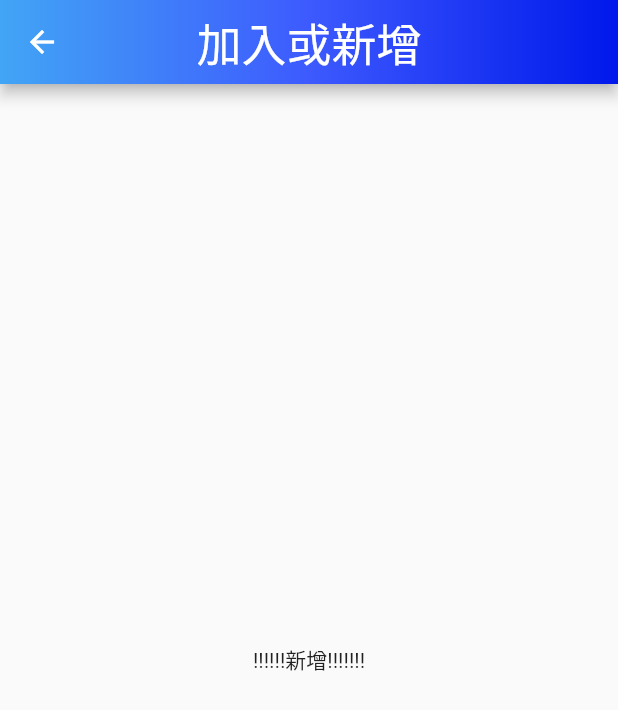
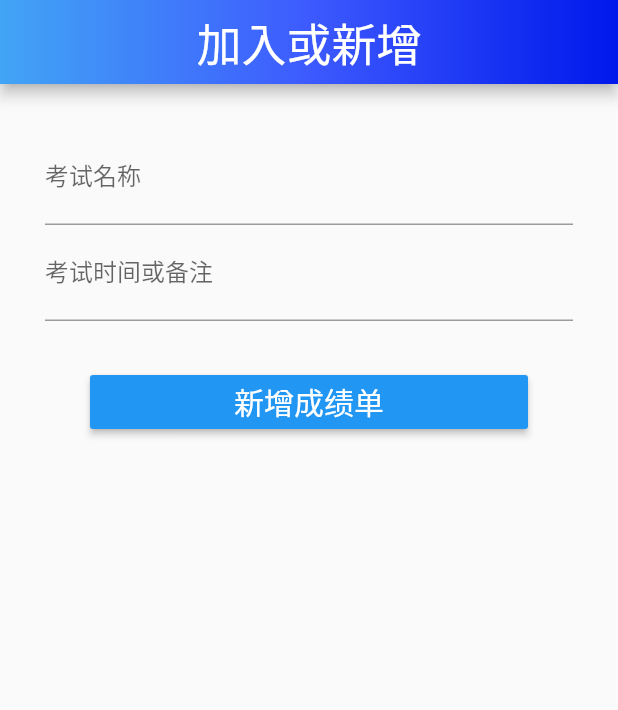
Before and after one commit to wenxuan1/score_analyse, a Flutter app: the Add screen opened directly, on a phone screen of 412 x 824 dp. Shown: the top 710 px of the screen. Run offline on Flutter 3.47's test engine with Material 2 defaults, Android fonts, the phone set to English and light mode, and no system bars; our stand-ins replace dio, event_bus, shared_preferences; accounts and stored records are empty.

Commit message:
成绩分析小app

```diff
--- a/lib/components/userDrawer/UserDrawer.dart
+++ b/lib/components/userDrawer/UserDrawer.dart
@@ -70,7 +70,7 @@ class UserInformation extends StatelessWidget {
                     _userName,
                     style: TextStyle(fontSize: 23)
                   ),
-                  accountEmail: Row(
+                  accountEmail: this._identify == "teacher" ? Row(
                     children: [
                       Icon(
                         Icons.camera,
@@ -84,7 +84,7 @@ class UserInformation extends StatelessWidget {
                         ),
                       )
                     ],
-                  ),
+                  ) : null,
                   decoration: BoxDecoration(
                     image: DecorationImage(
                       fit: BoxFit.cover,
--- /dev/null
+++ b/lib/data/Data.dart
@@ -0,0 +1,60 @@
+import 'package:event_bus/event_bus.dart';
+
+EventBus eventBus = EventBus();
+
+class ScoreList {
+  List list = [
+    {
+      'id': 0,
+      'name': "开学考试",
+      'time': "2020年 6月13日"
+    },
+    {
+      'id': 1,
+      'name': "第一次摸底考试",
+      'time': "2020年 7月1日"
+    },
+    {
+      'id': 2,
+      'name': "第二次考试",
+      'time': "2021年 7月23日"
+    },
+    {
+      'id': 3,
+      'name': "第三次考试",
+      'time': "2023年 9月23日"
+    },
+    {
+      'id': 4,
+      'name': "第四次摸底考试",
+      'time': "2020年 7月13日"
+    },
+    {
+      'id': 5,
+      'name': "第五次期中考试",
+      'time': "2021年 1月23日"
+    },
+    {
+      'id': 6,
+      'name': "第六次期中考试",
+      'time': "2021年 9月23日"
+    },
+    {
+      'id': 7,
+      'name': "第七次摸底考试",
+      'time': "2021年 7月1日"
+    },
+    {
+      'id': 8,
+      'name': "期末考试",
+      'time': "2021年 7月23日"
+    },
+    {
+      'id': 9,
+      'name': "第一百次考试",
+      'time': "2023年 9月23日"
+    }
+  ];
+
+  ScoreList(this.list);
+}
--- a/lib/pages/add/Add.dart
+++ b/lib/pages/add/Add.dart
@@ -1,7 +1,6 @@
 import 'package:flutter/material.dart';
-
-// !!!!!!!!!!!!!!!!!!!!!!!!!!!!!!!!!
-// 录入成绩时  exam的id直接就是list列表的lenth长度
+import 'package:score_analyse/components/myDialog/MyDialog.dart';
+import 'package:score_analyse/data/Data.dart';
 
 class Add extends StatefulWidget {
   @override
@@ -88,8 +87,100 @@ class _AddState extends State<Add> {
           ),
         ),
       ),
-      body: Center(
-        child: Text("!!!!!!新增!!!!!!!"),
+      body: AddNewScore(list: _list)
+    );
+  }
+}
+
+class AddNewScore extends StatefulWidget {
+  List list;
+
+  AddNewScore({Key key, this.list}): super(key: key);
+
+  @override
+  _AddNewScoreState createState() => _AddNewScoreState();
+}
+
+class _AddNewScoreState extends State<AddNewScore> {
+  GlobalKey<FormState> _scoreKey = GlobalKey<FormState>(); // 表单校准用的key
+  var _name = TextEditingController();
+  var _time = TextEditingController();
+
+  void _goAdd(name, time) async {
+    String _examName = name;
+    String _examTime = time;
+
+    eventBus.fire(ScoreList(widget.list));
+    await widget.list.add({
+      'id': widget.list.length,
+      'name': _examName,
+      'time': _examTime
+    });
+    showDialog(
+      context: context,
+      builder: (context) => MyDialog(
+        icons: Icon(
+          Icons.check_circle,
+          size: 40,
+          color: Colors.greenAccent,
+        ),
+        text: "新增成功"
+      )
+    );
+  }
+
+  @override
+  Widget build(BuildContext context) {
+    return Container(
+      padding: EdgeInsets.all(30),
+      child: Form(
+          key: _scoreKey,
+          autovalidate: false,
+          child: ListView(
+              children: [
+                TextFormField(
+                  controller: this._name,
+                  decoration: InputDecoration(
+                    labelText: "考试名称",
+                    hintText: "输入考试的名称"
+                  ),
+                  validator: (value) {
+                    return value.trim().length > 0 ? null : "不能为空";
+                  }
+                ),
+                TextFormField(
+                  controller: this._time,
+                  decoration: InputDecoration(
+                    labelText: "考试时间或备注",
+                    hintText: "输入考试的时间或备注"
+                  ),
+                  validator: (value) {
+                    return value.trim().length > 0 ? null : "不能为空";
+                  }
+                ),
+                Container(
+                  width: 100,
+                  padding: EdgeInsets.all(30),
+                  child: RaisedButton(
+                    child: Text(
+                      "新增成绩单",
+                      style: TextStyle(fontSize: 20)
+                    ),
+                    textColor: Colors.white,
+                    color: Theme.of(context).primaryColor,
+                    onPressed: () {
+                      var key = _scoreKey.currentState;
+                      if (key.validate()) {
+                        key.save();
+                        _goAdd(this._name.text, this._time.text);
+                        this._name.text = "";
+                        this._time.text = "";
+                      }
+                    }
+                  )
+                )
+              ]
+          )
       ),
     );
   }
--- a/lib/pages/login/Login.dart
+++ b/lib/pages/login/Login.dart
@@ -128,7 +128,8 @@ class _LoginState extends State<Login> {
                     labelText: "密码",
                     hintText: "请输入密码",
                     hintStyle: TextStyle(color: Colors.black26)),
-                  controller: this._password),
+                  controller: this._password
+                ),
                 SizedBox(height: 20),
                 GestureDetector(
                   child: Text(
@@ -156,7 +157,8 @@ class _LoginState extends State<Login> {
                       _isEmpty(context, this._username,this._password) ?
                       print("输入框有空") :
                       _lg(context, _username, _password);
-                    }),
+                    }
+                  ),
                 )
               ],
             ),
--- a/lib/pages/profile/Profile.dart
+++ b/lib/pages/profile/Profile.dart
@@ -336,7 +336,7 @@ class _UserOperationState extends State<UserOperation> {
                 }
             )
           ],
-      ),
+        )
     );
   }
 }
--- a/pubspec.yaml
+++ b/pubspec.yaml
@@ -31,6 +31,7 @@ dependencies:
   dio: ^3.0.10
   http: ^0.12.2
   shared_preferences: ^0.5.8
+  event_bus: ^1.1.0
 
 dev_dependencies:
   flutter_test:
```
Also changed, not shown: lib/components/addDialog/AddDialog.dart (added, +194 -0 lines), lib/components/tabBars/TabBars.dart (+10 -8 lines), lib/pages/grade/Grade.dart (+38 -7 lines), lib/pages/home/Home.dart (+13 -0 lines), pubspec.lock. Lines whose indentation alone changed are shown as unchanged.
